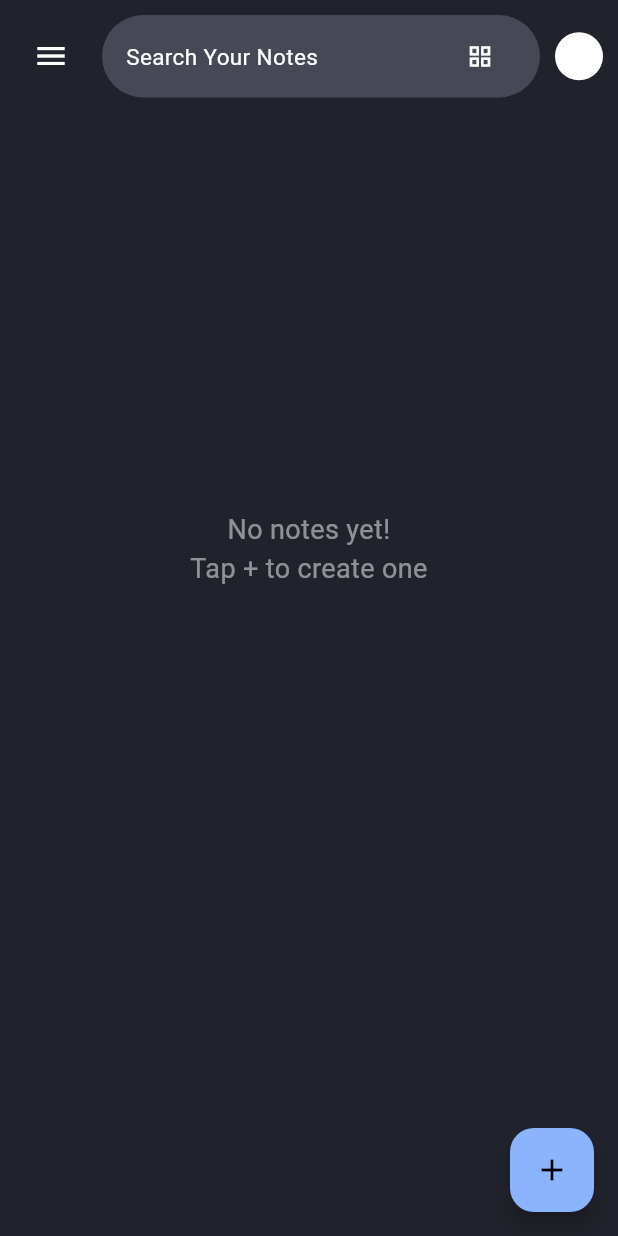
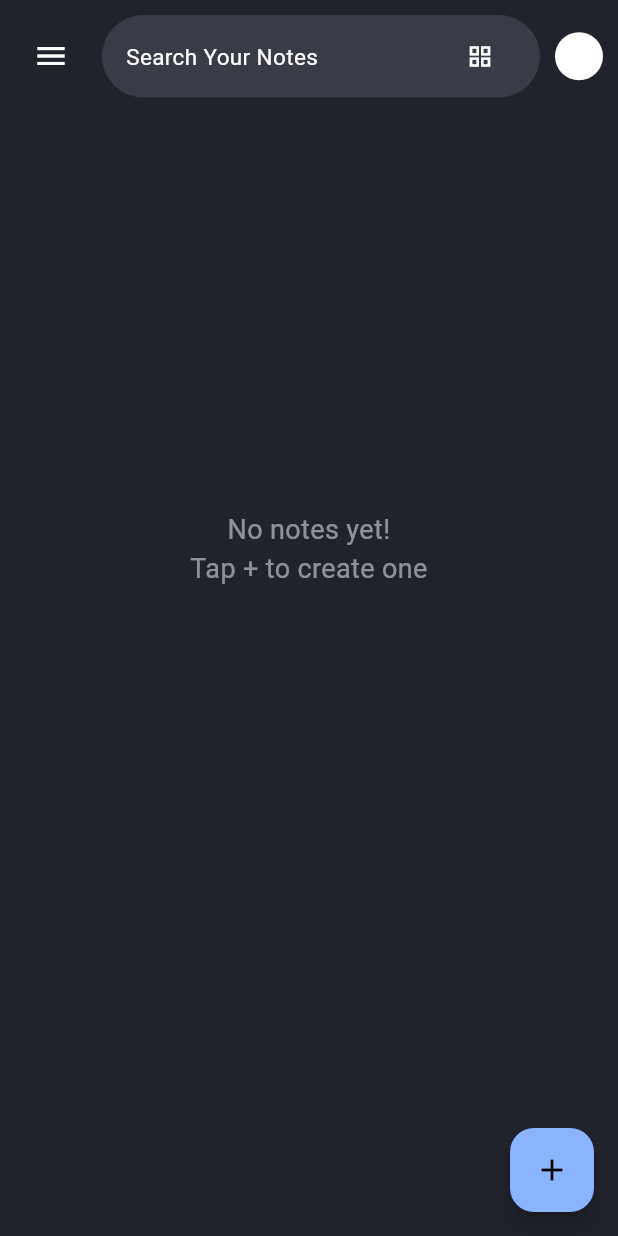
Before and after one commit to VinayPapnoi/BRL_Task_3_-Google-Keep-Clone-, a Flutter app: the screen it shows after launch, on a phone screen of 412 x 824 dp. Run offline on Flutter 3.47's test engine with Material 3 defaults, Android fonts, the phone set to English and light mode, and no system bars; our stand-ins replace flutter_riverpod, hive, hive_flutter; accounts and stored records are empty.

Commit message:
last changes to match ui color

```diff
--- a/lib/home.dart
+++ b/lib/home.dart
@@ -44,7 +44,7 @@ class _HomeState extends ConsumerState<Home> {
                       ),
                       SizedBox(width: 10),
 
-                      // Search bar - in the middle
+
                       Expanded(
                         child: Container(
                           padding: EdgeInsets.symmetric(
@@ -53,7 +53,7 @@ class _HomeState extends ConsumerState<Home> {
                           ),
                           height: 55,
                           decoration: BoxDecoration(
-                            color: const Color.fromARGB(255, 70, 73, 85),
+                            color: const Color.fromARGB(255, 57, 60, 70),
                             borderRadius: BorderRadius.circular(50),
                           ),
                           child: Row(
@@ -210,8 +210,8 @@ class _HomeState extends ConsumerState<Home> {
                   physics: NeverScrollableScrollPhysics(),
                   shrinkWrap: true,
                   itemCount: notes.length,
-                  mainAxisSpacing: 12,
-                  crossAxisSpacing: 12,
+                  mainAxisSpacing: 8,
+                  crossAxisSpacing: 8,
                   crossAxisCount: 2,
                   itemBuilder: (context, index) {
                     final note = notes[index];
@@ -228,8 +228,8 @@ class _HomeState extends ConsumerState<Home> {
                         padding: EdgeInsets.all(10),
                         decoration: BoxDecoration(
                           color: const Color.fromARGB(255, 19, 21, 29),
-                          border: Border.all(color: white.withAlpha(100)),
-                          borderRadius: BorderRadius.circular(7),
+                          border: Border.all(color: const Color.fromARGB(255, 117, 115, 128).withAlpha(100)),
+                          borderRadius: BorderRadius.circular(10),
                         ),
                         child: Column(
                           crossAxisAlignment: CrossAxisAlignment.start,
@@ -244,7 +244,7 @@ class _HomeState extends ConsumerState<Home> {
                                         : note.title,
                                     style: TextStyle(
                                       color: white,
-                                      fontSize: 20,
+                                      fontSize: 17,
                                       fontWeight: FontWeight.bold,
                                     ),
                                     maxLines: 2,
```
